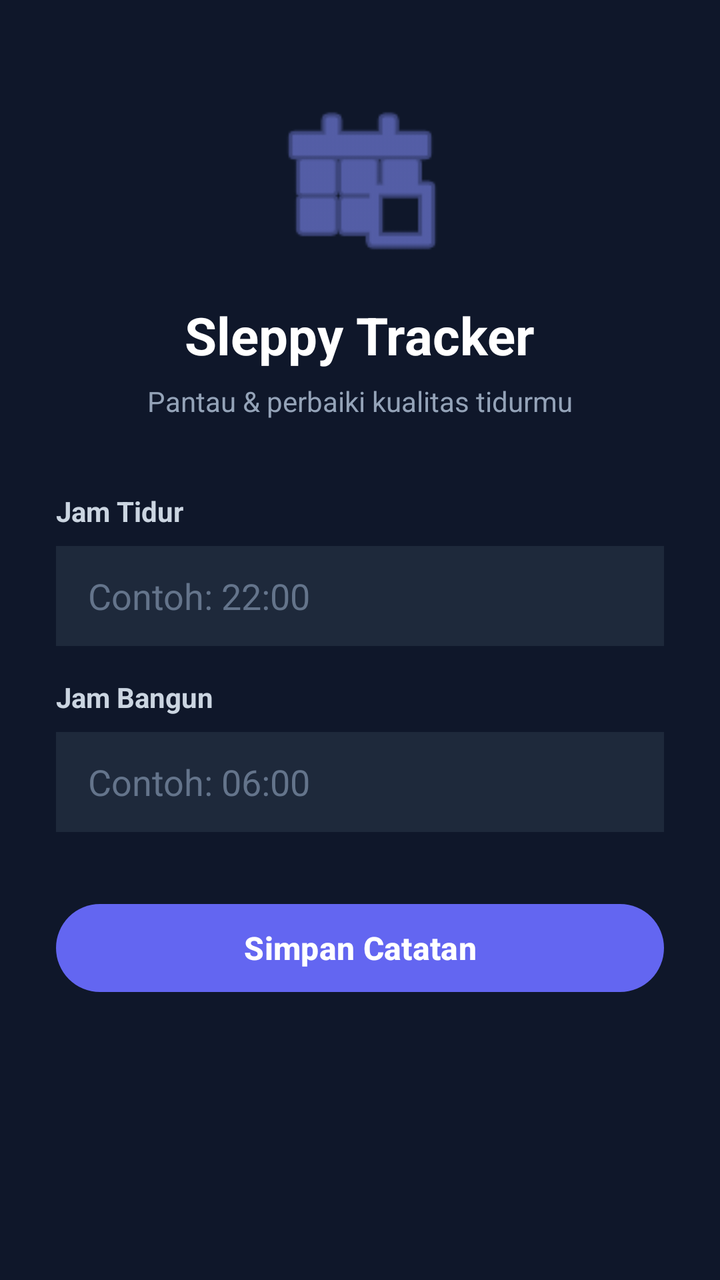
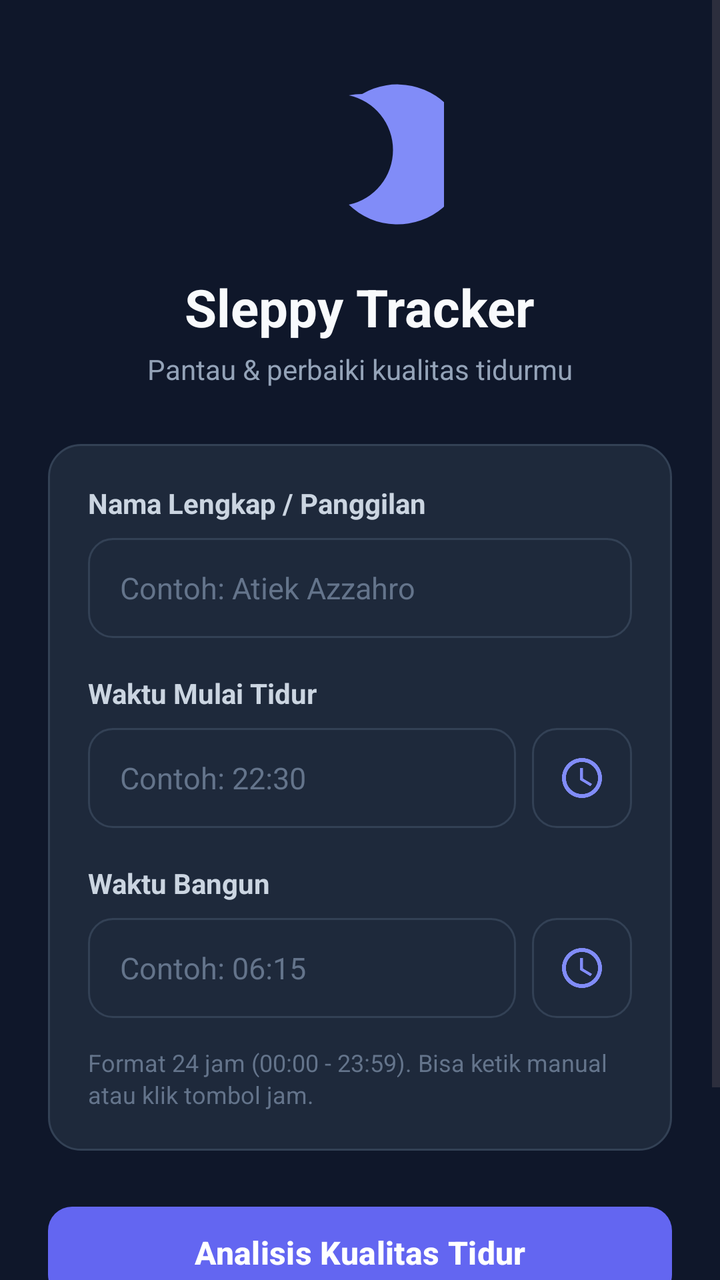

Compare the two renders of this Android layout. The source of the first and the diff that turns it into the second are given below.
<!-- AndroidManifest.xml: application theme Theme.Sleppy -->
<!-- res/layout/activity_main.xml -->
<?xml version="1.0" encoding="utf-8"?>
<ScrollView xmlns:android="http://schemas.android.com/apk/res/android"
    xmlns:app="http://schemas.android.com/apk/res-auto"
    android:layout_width="match_parent"
    android:layout_height="match_parent"
    android:background="#0F172A"
    android:fillViewport="true">

    <LinearLayout
        android:layout_width="match_parent"
        android:layout_height="wrap_content"
        android:orientation="vertical"
        android:padding="28dp">

        <ImageView
            android:id="@+id/ivHeader"
            android:layout_width="90dp"
            android:layout_height="90dp"
            android:layout_gravity="center_horizontal"
            android:layout_marginTop="16dp"
            android:contentDescription="Ikon Sleppy"
            android:src="@android:drawable/ic_menu_today"
            app:tint="#818CF8" />

        <TextView
            android:id="@+id/tvJudul"
            android:layout_width="wrap_content"
            android:layout_height="wrap_content"
            android:layout_gravity="center_horizontal"
            android:layout_marginTop="16dp"
            android:text="Sleppy Tracker"
            android:textColor="#FFFFFF"
            android:textSize="26sp"
            android:textStyle="bold" />

        <TextView
            android:id="@+id/tvSubjudul"
            android:layout_width="wrap_content"
            android:layout_height="wrap_content"
            android:layout_gravity="center_horizontal"
            android:layout_marginTop="6dp"
            android:text="Pantau &amp; perbaiki kualitas tidurmu"
            android:textColor="#94A3B8"
            android:textSize="14sp" />

        <TextView
            android:layout_width="wrap_content"
            android:layout_height="wrap_content"
            android:layout_marginTop="36dp"
            android:text="Jam Tidur"
            android:textColor="#CBD5E1"
            android:textSize="14sp"
            android:textStyle="bold" />

        <EditText
            android:id="@+id/etJamTidur"
            android:layout_width="match_parent"
            android:layout_height="50dp"
            android:layout_marginTop="8dp"
            android:background="#1E293B"
            android:hint="Contoh: 22:00"
            android:inputType="time"
            android:paddingHorizontal="16dp"
            android:textColor="#FFFFFF"
            android:textColorHint="#64748B" />

        <TextView
            android:layout_width="wrap_content"
            android:layout_height="wrap_content"
            android:layout_marginTop="16dp"
            android:text="Jam Bangun"
            android:textColor="#CBD5E1"
            android:textSize="14sp"
            android:textStyle="bold" />

        <EditText
            android:id="@+id/etJamBangun"
            android:layout_width="match_parent"
            android:layout_height="50dp"
            android:layout_marginTop="8dp"
            android:background="#1E293B"
            android:hint="Contoh: 06:00"
            android:inputType="time"
            android:paddingHorizontal="16dp"
            android:textColor="#FFFFFF"
            android:textColorHint="#64748B" />

        <Button
            android:id="@+id/btnSimpan"
            android:layout_width="match_parent"
            android:layout_height="52dp"
            android:layout_marginTop="32dp"
            android:text="Simpan Catatan"
            android:textColor="#FFFFFF"
            android:textSize="16sp"
            android:textStyle="bold"
            app:backgroundTint="#6366F1" />

    </LinearLayout>
</ScrollView>
<!-- resources referenced by this layout -->
<resources>
  <style name="Theme.Sleppy" parent="Base.Theme.Sleppy" />
  <style name="Base.Theme.Sleppy" parent="Theme.Material3.DayNight.NoActionBar">
          
          
      </style>
</resources>

<!-- the commit's change to res/layout/activity_main.xml (unified diff, before → after) -->
@@ -1,100 +1,53 @@
 <?xml version="1.0" encoding="utf-8"?>
 <ScrollView xmlns:android="http://schemas.android.com/apk/res/android"
-    xmlns:app="http://schemas.android.com/apk/res-auto"
-    android:layout_width="match_parent"
-    android:layout_height="match_parent"
-    android:background="#0F172A"
-    android:fillViewport="true">
+    xmlns:app="http://schemas.android.com/apk/res-auto" android:layout_width="match_parent" android:layout_height="match_parent" android:background="@color/bg_main" android:fillViewport="true">
 
-    <LinearLayout
-        android:layout_width="match_parent"
-        android:layout_height="wrap_content"
-        android:orientation="vertical"
-        android:padding="28dp">
+    <LinearLayout android:layout_width="match_parent" android:layout_height="wrap_content" android:orientation="vertical" android:padding="24dp">
 
-        <ImageView
-            android:id="@+id/ivHeader"
-            android:layout_width="90dp"
-            android:layout_height="90dp"
-            android:layout_gravity="center_horizontal"
-            android:layout_marginTop="16dp"
-            android:contentDescription="Ikon Sleppy"
-            android:src="@android:drawable/ic_menu_today"
-            app:tint="#818CF8" />
+        
+        <ImageView android:id="@+id/ivHeader" android:layout_width="84dp" android:layout_height="84dp" android:layout_gravity="center_horizontal" android:layout_marginTop="16dp" android:contentDescription="Ikon Sleppy Tracker" android:src="@drawable/ic_moon" />
 
-        <TextView
-            android:id="@+id/tvJudul"
-            android:layout_width="wrap_content"
-            android:layout_height="wrap_content"
-            android:layout_gravity="center_horizontal"
-            android:layout_marginTop="16dp"
-            android:text="Sleppy Tracker"
-            android:textColor="#FFFFFF"
-            android:textSize="26sp"
-            android:textStyle="bold" />
+        <TextView android:id="@+id/tvJudul" android:layout_width="wrap_content" android:layout_height="wrap_content" android:layout_gravity="center_horizontal" android:layout_marginTop="12dp" android:text="@string/app_name" android:textColor="@color/text_primary" android:textSize="26sp" android:textStyle="bold" />
 
-        <TextView
-            android:id="@+id/tvSubjudul"
-            android:layout_width="wrap_content"
-            android:layout_height="wrap_content"
-            android:layout_gravity="center_horizontal"
-            android:layout_marginTop="6dp"
-            android:text="Pantau &amp; perbaiki kualitas tidurmu"
-            android:textColor="#94A3B8"
-            android:textSize="14sp" />
+        <TextView android:id="@+id/tvSubjudul" android:layout_width="wrap_content" android:layout_height="wrap_content" android:layout_gravity="center_horizontal" android:layout_marginTop="4dp" android:text="@string/app_tagline" android:textColor="@color/text_secondary" android:textSize="14sp" />
 
-        <TextView
-            android:layout_width="wrap_content"
-            android:layout_height="wrap_content"
-            android:layout_marginTop="36dp"
-            android:text="Jam Tidur"
-            android:textColor="#CBD5E1"
-            android:textSize="14sp"
-            android:textStyle="bold" />
+        
+        <LinearLayout android:layout_width="match_parent" android:layout_height="wrap_content" android:layout_marginTop="28dp" android:background="@drawable/bg_card_rounded" android:orientation="vertical" android:padding="20dp">
 
-        <EditText
-            android:id="@+id/etJamTidur"
-            android:layout_width="match_parent"
-            android:layout_height="50dp"
-            android:layout_marginTop="8dp"
-            android:background="#1E293B"
-            android:hint="Contoh: 22:00"
-            android:inputType="time"
-            android:paddingHorizontal="16dp"
-            android:textColor="#FFFFFF"
-            android:textColorHint="#64748B" />
+            
+            <TextView android:layout_width="wrap_content" android:layout_height="wrap_content" android:text="@string/label_nama" android:textColor="@color/text_label" android:textSize="14sp" android:textStyle="bold" />
 
-        <TextView
-            android:layout_width="wrap_content"
-            android:layout_height="wrap_content"
-            android:layout_marginTop="16dp"
-            android:text="Jam Bangun"
-            android:textColor="#CBD5E1"
-            android:textSize="14sp"
-            android:textStyle="bold" />
+            <EditText android:id="@+id/etNama" android:layout_width="match_parent" android:layout_height="50dp" android:layout_marginTop="8dp" android:background="@drawable/bg_input_box" android:hint="@string/hint_nama" android:inputType="textPersonName" android:maxLines="1" android:paddingHorizontal="16dp" android:textColor="@color/text_primary" android:textColorHint="@color/text_muted" android:textSize="15sp" />
 
-        <EditText
-            android:id="@+id/etJamBangun"
-            android:layout_width="match_parent"
-            android:layout_height="50dp"
-            android:layout_marginTop="8dp"
-            android:background="#1E293B"
-            android:hint="Contoh: 06:00"
-            android:inputType="time"
-            android:paddingHorizontal="16dp"
-            android:textColor="#FFFFFF"
-            android:textColorHint="#64748B" />
+            
+            <TextView android:layout_width="wrap_content" android:layout_height="wrap_content" android:layout_marginTop="18dp" android:text="@string/label_jam_tidur" android:textColor="@color/text_label" android:textSize="14sp" android:textStyle="bold" />
 
-        <Button
-            android:id="@+id/btnSimpan"
-            android:layout_width="match_parent"
-            android:layout_height="52dp"
-            android:layout_marginTop="32dp"
-            android:text="Simpan Catatan"
-            android:textColor="#FFFFFF"
-            android:textSize="16sp"
-            android:textStyle="bold"
-            app:backgroundTint="#6366F1" />
+            <LinearLayout android:layout_width="match_parent" android:layout_height="wrap_content" android:layout_marginTop="8dp" android:orientation="horizontal">
+
+                <EditText android:id="@+id/etJamTidur" android:layout_width="0dp" android:layout_height="50dp" android:layout_weight="1" android:background="@drawable/bg_input_box" android:hint="@string/hint_jam_tidur" android:inputType="text" android:maxLines="1" android:paddingHorizontal="16dp" android:textColor="@color/text_primary" android:textColorHint="@color/text_muted" android:textSize="15sp" />
+
+                <ImageButton android:id="@+id/btnPilihJamTidur" android:layout_width="50dp" android:layout_height="50dp" android:layout_marginStart="8dp" android:background="@drawable/bg_input_box" android:contentDescription="Pilih Jam Tidur" android:src="@drawable/ic_clock" />
+            </LinearLayout>
+
+            
+            <TextView android:layout_width="wrap_content" android:layout_height="wrap_content" android:layout_marginTop="18dp" android:text="@string/label_jam_bangun" android:textColor="@color/text_label" android:textSize="14sp" android:textStyle="bold" />
+
+            <LinearLayout android:layout_width="match_parent" android:layout_height="wrap_content" android:layout_marginTop="8dp" android:orientation="horizontal">
+
+                <EditText android:id="@+id/etJamBangun" android:layout_width="0dp" android:layout_height="50dp" android:layout_weight="1" android:background="@drawable/bg_input_box" android:hint="@string/hint_jam_bangun" android:inputType="text" android:maxLines="1" android:paddingHorizontal="16dp" android:textColor="@color/text_primary" android:textColorHint="@color/text_muted" android:textSize="15sp" />
+
+                <ImageButton android:id="@+id/btnPilihJamBangun" android:layout_width="50dp" android:layout_height="50dp" android:layout_marginStart="8dp" android:background="@drawable/bg_input_box" android:contentDescription="Pilih Jam Bangun" android:src="@drawable/ic_clock" />
+            </LinearLayout>
+
+            
+            <TextView android:layout_width="wrap_content" android:layout_height="wrap_content" android:layout_marginTop="14dp" android:text="@string/format_hint" android:textColor="@color/text_muted" android:textSize="12sp" android:lineSpacingExtra="2dp" />
+
+        </LinearLayout>
+
+        
+        <Button android:id="@+id/btnSimpan" android:layout_width="match_parent" android:layout_height="54dp" android:layout_marginTop="24dp" android:text="@string/btn_simpan" android:textColor="@color/white" android:textSize="16sp" android:textStyle="bold" app:backgroundTint="@color/primary_indigo" app:cornerRadius="12dp" />
+
+        <Button android:id="@+id/btnReset" style="@style/Widget.Material3.Button.OutlinedButton" android:layout_width="match_parent" android:layout_height="50dp" android:layout_marginTop="10dp" android:layout_marginBottom="16dp" android:text="@string/btn_reset" android:textColor="@color/text_secondary" android:textSize="14sp" app:cornerRadius="12dp" app:strokeColor="@color/surface_card_stroke" />
 
     </LinearLayout>
 </ScrollView>
<!-- resource entries referenced after the edit -->
@@ -1,6 +1,57 @@
 <!-- resources referenced by this layout -->
 <resources>
+  <color name="bg_main">#0F172A</color>
+  <color name="primary_indigo">#6366F1</color>
+  <color name="surface_card_stroke">#334155</color>
+  <color name="text_label">#CBD5E1</color>
+  <color name="text_muted">#64748B</color>
+  <color name="text_primary">#F8FAFC</color>
+  <color name="text_secondary">#94A3B8</color>
+  <color name="white">#FFFFFFFF</color>
+  <!-- drawable bg_card_rounded (drawable) -->
+  <?xml version="1.0" encoding="utf-8"?>
+  <shape xmlns:android="http://schemas.android.com/apk/res/android" android:shape="rectangle">
+      <solid android:color="@color/surface_card" />
+      <corners android:radius="16dp" />
+      <stroke android:width="1dp" android:color="@color/surface_card_stroke" />
+  </shape>
+  <!-- drawable bg_input_box (drawable) -->
+  <?xml version="1.0" encoding="utf-8"?>
+  <shape xmlns:android="http://schemas.android.com/apk/res/android"
+      android:shape="rectangle">
+      <solid android:color="@color/surface_card" />
+      <corners android:radius="12dp" />
+      <stroke
+          android:width="1dp"
+          android:color="@color/surface_card_stroke" />
+  </shape>
+  <!-- drawable ic_clock (drawable) -->
+  <vector xmlns:android="http://schemas.android.com/apk/res/android"
+      android:width="24dp"
+      android:height="24dp"
+      android:viewportWidth="24"
+      android:viewportHeight="24">
+      <path
+          android:fillColor="#818CF8"
+          android:pathData="M11.99,2C6.47,2 2,6.48 2,12s4.47,10 9.99,10C17.52,22 22,17.52 22,12S17.52,2 11.99,2zM12,20c-4.42,0 -8,-3.58 -8,-8s3.58,-8 8,-8 8,3.58 8,8 -3.58,8 -8,8zM12.5,7H11v6l5.25,3.15 0.75,-1.23 -4.5,-2.67V7z" />
+  </vector>
+  <!-- drawable ic_moon (drawable) -->
+  <vector xmlns:android="http://schemas.android.com/apk/res/android" android:width="24dp" android:height="24dp" android:viewportWidth="24" android:viewportHeight="24">
+      <path android:fillColor="#818CF8" android:pathData="M12.3,2a10,10 0 0,0 -1.9,0.18 8,8 0 0,1 0,15.64 10,10 0 1,0 1.9,-15.82z" />
+  </vector>
+  <string name="app_name">Sleppy Tracker</string>
+  <string name="app_tagline">Pantau &amp; perbaiki kualitas tidurmu</string>
+  <string name="btn_reset">Reset Formulir</string>
+  <string name="btn_simpan">Analisis Kualitas Tidur</string>
+  <string name="format_hint">Format 24 jam (00:00 - 23:59). Bisa ketik manual atau klik tombol jam.</string>
+  <string name="hint_jam_bangun">Contoh: 06:15</string>
+  <string name="hint_jam_tidur">Contoh: 22:30</string>
+  <string name="hint_nama">Contoh: Atiek Azzahro</string>
+  <string name="label_jam_bangun">Waktu Bangun</string>
+  <string name="label_jam_tidur">Waktu Mulai Tidur</string>
+  <string name="label_nama">Nama Lengkap / Panggilan</string>
   <style name="Theme.Sleppy" parent="Base.Theme.Sleppy" />
+  <color name="surface_card">#1E293B</color>
   <style name="Base.Theme.Sleppy" parent="Theme.Material3.DayNight.NoActionBar">
           
           
